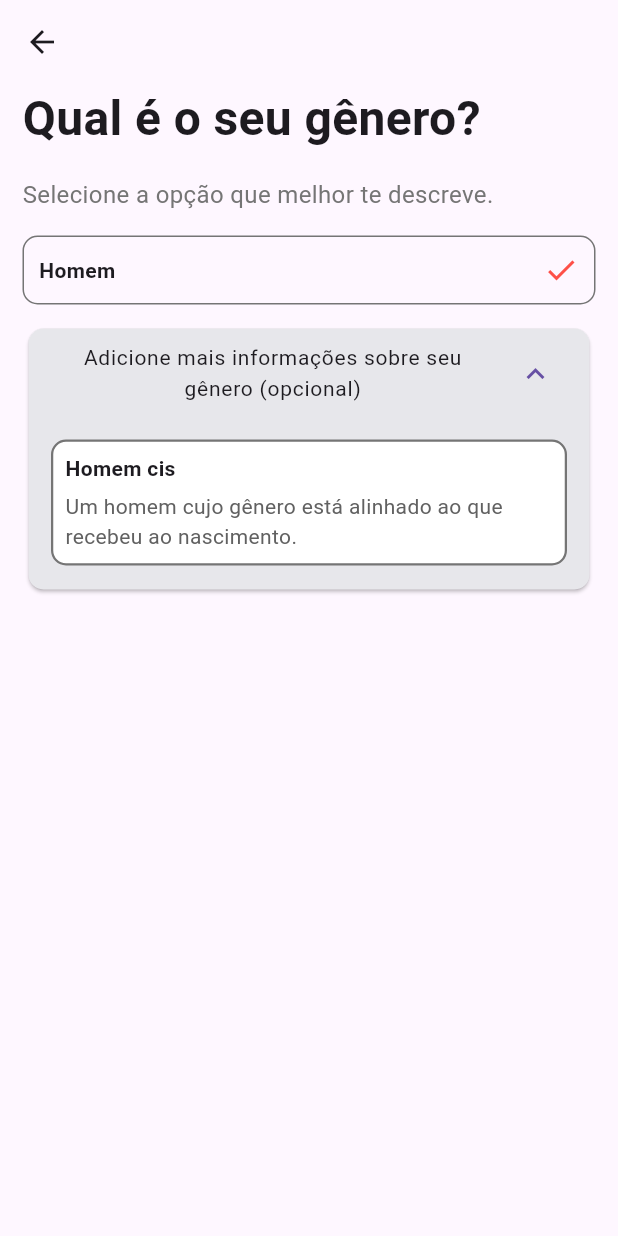
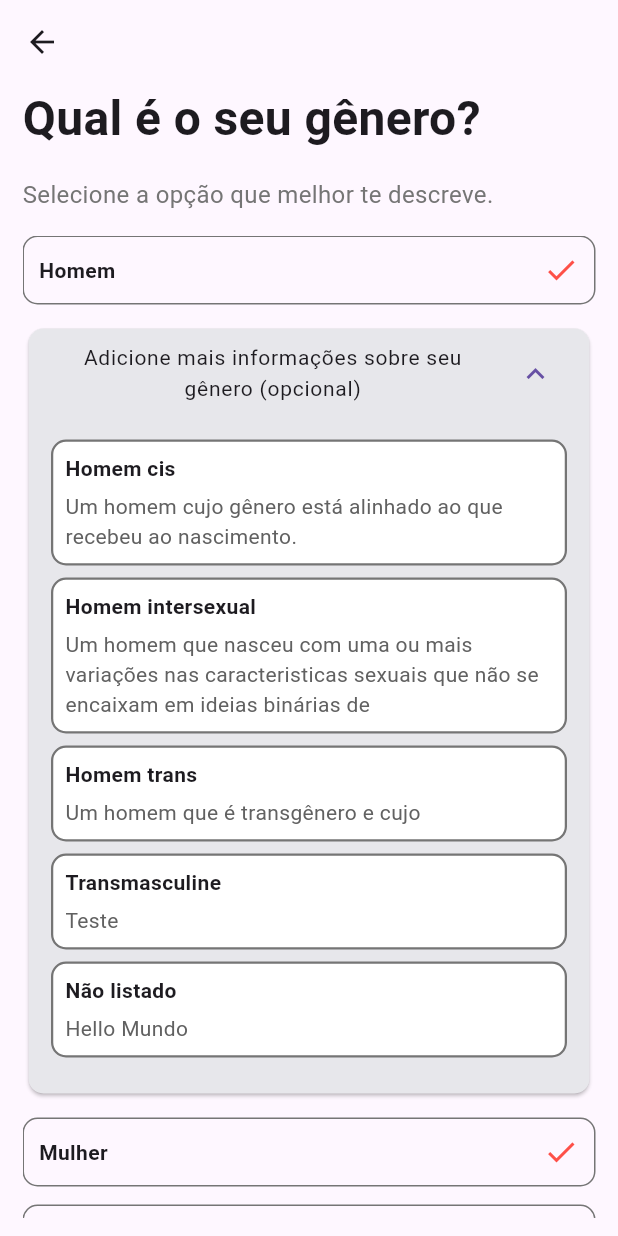
Before and after one commit to YLeall/tinder_clone, a Flutter app: the InsertGenderScreen screen opened by its route, after a tap on "Adicione mais informações sobre seu gêne", on a phone screen of 412 x 824 dp. Run offline on Flutter 3.47's test engine with Material 3 defaults, Android fonts, the phone set to English and light mode, and no system bars; our stand-ins replace get, mask_text_input_formatter.

Commit message:
update_gender_screen

```diff
--- /dev/null
+++ b/lib/src/config/app_data.dart
@@ -0,0 +1,36 @@
+import 'package:tinder_clone/src/models/gender_model.dart';
+
+GenderModel homemCis = GenderModel(
+  subTitle: 'Homem cis',
+  description:
+      'Um homem cujo gênero está alinhado ao que recebeu ao nascimento.',
+);
+
+GenderModel homemIntersexual = GenderModel(
+  subTitle: 'Homem intersexual',
+  description:
+      'Um homem que nasceu com uma ou mais variações nas caracteristicas sexuais que não se encaixam em ideias binárias de',
+);
+
+GenderModel homemTrans = GenderModel(
+  subTitle: 'Homem trans',
+  description: 'Um homem que é transgênero e cujo',
+);
+
+GenderModel transMasculine = GenderModel(
+  subTitle: 'Transmasculine',
+  description: 'Teste',
+);
+
+GenderModel naoListado = GenderModel(
+  subTitle: 'Não listado',
+  description: 'Hello Mundo',
+);
+
+List<GenderModel> listGenderHomem = [
+  homemCis,
+  homemIntersexual,
+  homemTrans,
+  transMasculine,
+  naoListado,
+];
--- /dev/null
+++ b/lib/src/models/gender_model.dart
@@ -0,0 +1,10 @@
+// ignore_for_file: public_member_api_docs, sort_constructors_first
+
+class GenderModel {
+  String subTitle;
+  String description;
+  GenderModel({
+    required this.subTitle,
+    required this.description,
+  });
+}
--- a/lib/src/page_routes/app_pages.dart
+++ b/lib/src/page_routes/app_pages.dart
@@ -50,7 +50,7 @@ abstract class AppPages {
     ),
     GetPage(
       name: PagesRoutes.insertGenderRoute,
-      page: () => InsertGenderScreen(),
+      page: () => const InsertGenderScreen(),
     ),
   ];
 }
--- /dev/null
+++ b/lib/src/pages/auth/view/components/custom_button_gender.dart
@@ -0,0 +1,44 @@
+import 'package:flutter/material.dart';
+
+class CustomButtonGender extends StatelessWidget {
+  const CustomButtonGender({
+    super.key,
+    required this.title,
+  });
+  final String title;
+  @override
+  Widget build(BuildContext context) {
+    return GestureDetector(
+      onTap: () {
+        debugPrint(title);
+      },
+      child: Container(
+        padding: const EdgeInsets.all(10),
+        decoration: BoxDecoration(
+          border: Border.all(
+            color: Colors.grey.shade600,
+          ),
+          borderRadius: BorderRadius.circular(10),
+        ),
+        child: Row(
+          mainAxisAlignment: MainAxisAlignment.spaceBetween,
+          children: [
+            Text(
+              title,
+              style: const TextStyle(
+                fontWeight: FontWeight.w600,
+              ),
+            ),
+            const Visibility(
+              visible: true,
+              child: Icon(
+                Icons.check,
+                color: Color(0xFFFE5048),
+              ),
+            ),
+          ],
+        ),
+      ),
+    );
+  }
+}
--- /dev/null
+++ b/lib/src/pages/auth/view/components/custom_button_gender_expansion_tile.dart
@@ -0,0 +1,49 @@
+import 'package:flutter/material.dart';
+
+class CustomButtonGenderExpansionTile extends StatelessWidget {
+  const CustomButtonGenderExpansionTile({
+    super.key,
+    required this.subTitle,
+    required this.description,
+  });
+  final String subTitle;
+  final String description;
+
+  @override
+  Widget build(BuildContext context) {
+    return Container(
+      padding: const EdgeInsets.all(8),
+      margin: const EdgeInsets.only(
+        bottom: 8,
+      ),
+      decoration: BoxDecoration(
+        color: Colors.white,
+        border: Border.all(
+          color: Colors.grey.shade600,
+          width: 1.5,
+        ),
+        borderRadius: BorderRadius.circular(10),
+      ),
+      child: Column(
+        crossAxisAlignment: CrossAxisAlignment.start,
+        children: [
+          Text(
+            subTitle,
+            style: const TextStyle(
+              fontWeight: FontWeight.bold,
+            ),
+          ),
+          const SizedBox(
+            height: 5,
+          ),
+          Text(
+            description,
+            style: TextStyle(
+              color: Colors.grey.shade700,
+            ),
+          ),
+        ],
+      ),
+    );
+  }
+}
--- /dev/null
+++ b/lib/src/pages/auth/view/components/gender_tile.dart
@@ -0,0 +1,47 @@
+import 'package:flutter/material.dart';
+import 'package:tinder_clone/src/models/gender_model.dart';
+import 'package:tinder_clone/src/pages/auth/view/components/custom_button_gender_expansion_tile.dart';
+
+class GenderTile extends StatelessWidget {
+  const GenderTile({
+    super.key, required this.listGender,
+  });
+  final List<GenderModel> listGender;
+  // final List<String> teste;
+  // final List<String> teste2;
+
+  @override
+  Widget build(BuildContext context) {
+    return Card(
+      color: const Color.fromARGB(255, 231, 231, 235),
+      shape: RoundedRectangleBorder(
+        borderRadius: BorderRadius.circular(10),
+      ),
+      child: Theme(
+        data: Theme.of(context).copyWith(
+          dividerColor: Colors.transparent,
+          highlightColor: Colors.transparent,
+          splashColor: Colors.transparent,
+        ),
+        child: ExpansionTile(
+          childrenPadding: const EdgeInsets.all(15),
+          expandedCrossAxisAlignment: CrossAxisAlignment.stretch,
+          title: const Text(
+            'Adicione mais informações sobre seu gênero (opcional)',
+            textAlign: TextAlign.center,
+            style: TextStyle(
+              fontSize: 14,
+            ),
+          ),
+          children: List.generate(
+            listGender.length,
+            (index) => CustomButtonGenderExpansionTile(
+              subTitle: listGender[index].subTitle,
+              description: listGender[index].description,
+            ),
+          ),
+        ),
+      ),
+    );
+  }
+}
--- a/lib/src/pages/auth/view/insert_gender_screen.dart
+++ b/lib/src/pages/auth/view/insert_gender_screen.dart
@@ -1,15 +1,10 @@
 import 'package:flutter/material.dart';
+import 'package:tinder_clone/src/config/app_data.dart';
+import 'package:tinder_clone/src/pages/auth/view/components/custom_button_gender.dart';
+import 'package:tinder_clone/src/pages/auth/view/components/gender_tile.dart';
 
 class InsertGenderScreen extends StatelessWidget {
-  InsertGenderScreen({super.key});
-
-  final List<String> listTitleGender = [
-    'Homem cis',
-    'Homem intersexual',
-    'Homem trans',
-    'Transmasculine',
-    'Não listado',
-  ];
+  const InsertGenderScreen({super.key});
 
   @override
   Widget build(BuildContext context) {
@@ -43,95 +38,29 @@ class InsertGenderScreen extends StatelessWidget {
               const SizedBox(
                 height: 16,
               ),
-              GestureDetector(
-                onTap: () {},
-                child: Container(
-                  padding: const EdgeInsets.all(10),
-                  decoration: BoxDecoration(
-                    border: Border.all(
-                      color: Colors.grey.shade600,
+              Expanded(
+                child: ListView(
+                  children: [
+                    const CustomButtonGender(title: 'Homem'),
+                    const SizedBox(
+                      height: 12,
                     ),
-                    borderRadius: BorderRadius.circular(10),
-                  ),
-                  child: const Row(
-                    mainAxisAlignment: MainAxisAlignment.spaceBetween,
-                    children: [
-                      Text(
-                        'Homem',
-                        style: TextStyle(
-                          fontWeight: FontWeight.w600,
-                        ),
-                      ),
-                      Visibility(
-                        visible: true,
-                        child: Icon(
-                          Icons.check,
-                          color: Color(0xFFFE5048),
-                        ),
-                      ),
-                    ],
-                  ),
+                    GenderTile(
+                      listGender: listGenderHomem,
+                    ),
+                    const SizedBox(
+                      height: 12,
+                    ),
+                    const CustomButtonGender(title: 'Mulher'),
+                    const SizedBox(
+                      height: 12,
+                    ),
+                    const CustomButtonGender(title: 'Além de binário'),
+                  ],
                 ),
               ),
               const SizedBox(
                 height: 12,
-              ),
-              Card(
-                color: const Color.fromARGB(255, 231, 231, 235),
-                shape: RoundedRectangleBorder(
-                  borderRadius: BorderRadius.circular(10),
-                ),
-                child: Theme(
-                  data: Theme.of(context).copyWith(
-                    dividerColor: Colors.transparent,
-                    highlightColor: Colors.transparent,
-                    splashColor: Colors.transparent,
-                  ),
-                  child: ExpansionTile(
-                    childrenPadding: const EdgeInsets.all(15),
-                    expandedCrossAxisAlignment: CrossAxisAlignment.stretch,
-                    title: const Text(
-                      'Adicione mais informações sobre seu gênero (opcional)',
-                      textAlign: TextAlign.center,
-                      style: TextStyle(
-                        fontSize: 14,
-                      ),
-                    ),
-                    children: [
-                      Container(
-                        padding: const EdgeInsets.all(8),
-                        decoration: BoxDecoration(
-                          color: Colors.white,
-                          border: Border.all(
-                            color: Colors.grey.shade600,
-                            width: 1.5,
-                          ),
-                          borderRadius: BorderRadius.circular(10),
-                        ),
-                        child: Column(
-                          crossAxisAlignment: CrossAxisAlignment.start,
-                          children: [
-                            const Text(
-                              'Homem cis',
-                              style: TextStyle(
-                                fontWeight: FontWeight.bold,
-                              ),
-                            ),
-                            const SizedBox(
-                              height: 5,
-                            ),
-                            Text(
-                              'Um homem cujo gênero está alinhado ao que recebeu ao nascimento.',
-                              style: TextStyle(
-                                color: Colors.grey.shade700,
-                              ),
-                            ),
-                          ],
-                        ),
-                      ),
-                    ],
-                  ),
-                ),
               ),
             ],
           ),
```
